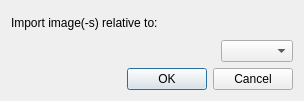
pencil2d/pencil, file app/ui/importpositiondialog.ui: the form before one commit.
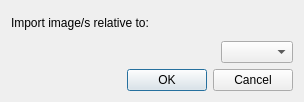
The form after the commit.

Patch:
```diff
--- a/app/ui/importpositiondialog.ui
+++ b/app/ui/importpositiondialog.ui
@@ -7,7 +7,7 @@
     <x>0</x>
     <y>0</y>
     <width>304</width>
-    <height>101</height>
+    <height>102</height>
    </rect>
   </property>
   <property name="windowTitle">
@@ -19,7 +19,7 @@
      <item>
       <widget class="QLabel" name="labImagePosition">
        <property name="text">
-        <string>Import image(-s) relative to:</string>
+        <string>Import image/s relative to:</string>
        </property>
       </widget>
      </item>
```
